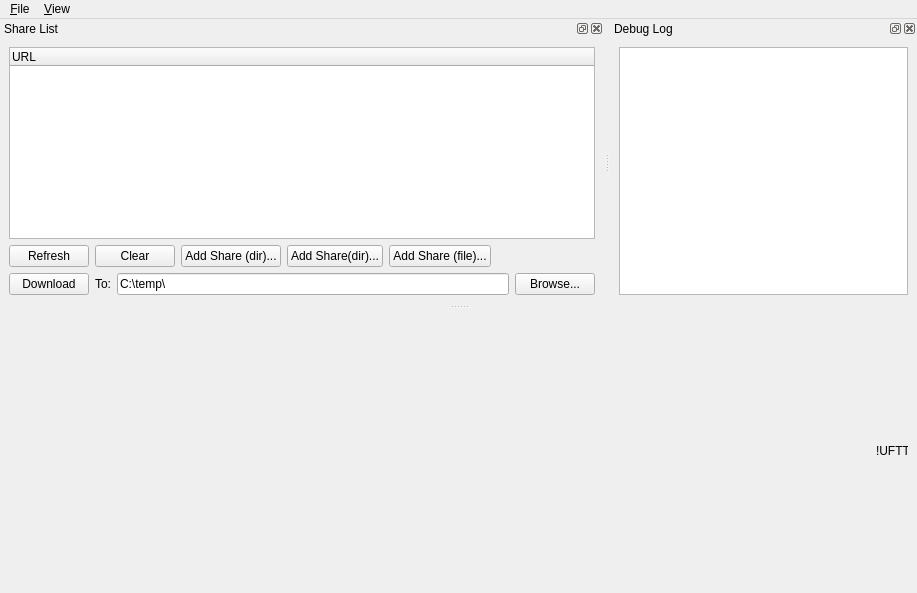
Before: the Qt Designer form src/qt-gui/MainWindow.ui in MrHacky/uftt, drawn with Qt 5.
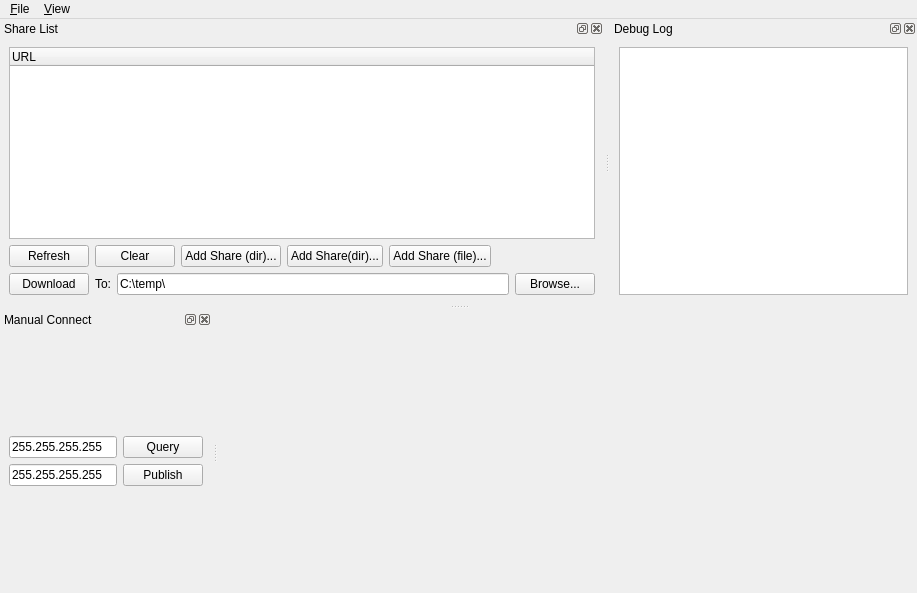
After: the same form once the commit is applied. Custom widgets are drawn as their Qt base class.

Commit message: New manual connect GUI.

The edit to the form file:
```diff
--- a/src/qt-gui/MainWindow.ui
+++ b/src/qt-gui/MainWindow.ui
@@ -179,6 +179,56 @@
     </layout>
    </widget>
   </widget>
+  <widget class="QDockWidget" name="dockManualConnect" >
+   <property name="windowTitle" >
+    <string>Manual Connect</string>
+   </property>
+   <attribute name="dockWidgetArea" >
+    <number>1</number>
+   </attribute>
+   <widget class="QWidget" name="dockWidgetContents" >
+    <layout class="QVBoxLayout" >
+     <item>
+      <layout class="QGridLayout" >
+       <item row="1" column="0" >
+        <widget class="QLineEdit" name="editManualPublish" >
+         <property name="text" >
+          <string>255.255.255.255</string>
+         </property>
+         <property name="cursorPosition" >
+          <number>0</number>
+         </property>
+        </widget>
+       </item>
+       <item row="0" column="0" >
+        <widget class="QLineEdit" name="editManualQuery" >
+         <property name="text" >
+          <string>255.255.255.255</string>
+         </property>
+         <property name="cursorPosition" >
+          <number>0</number>
+         </property>
+        </widget>
+       </item>
+       <item row="0" column="1" >
+        <widget class="QPushButton" name="buttonManualQuery" >
+         <property name="text" >
+          <string>Query</string>
+         </property>
+        </widget>
+       </item>
+       <item row="1" column="1" >
+        <widget class="QPushButton" name="buttonManualPublish" >
+         <property name="text" >
+          <string>Publish</string>
+         </property>
+        </widget>
+       </item>
+      </layout>
+     </item>
+    </layout>
+   </widget>
+  </widget>
   <action name="action_Quit" >
    <property name="text" >
     <string>&amp;Quit</string>
```
